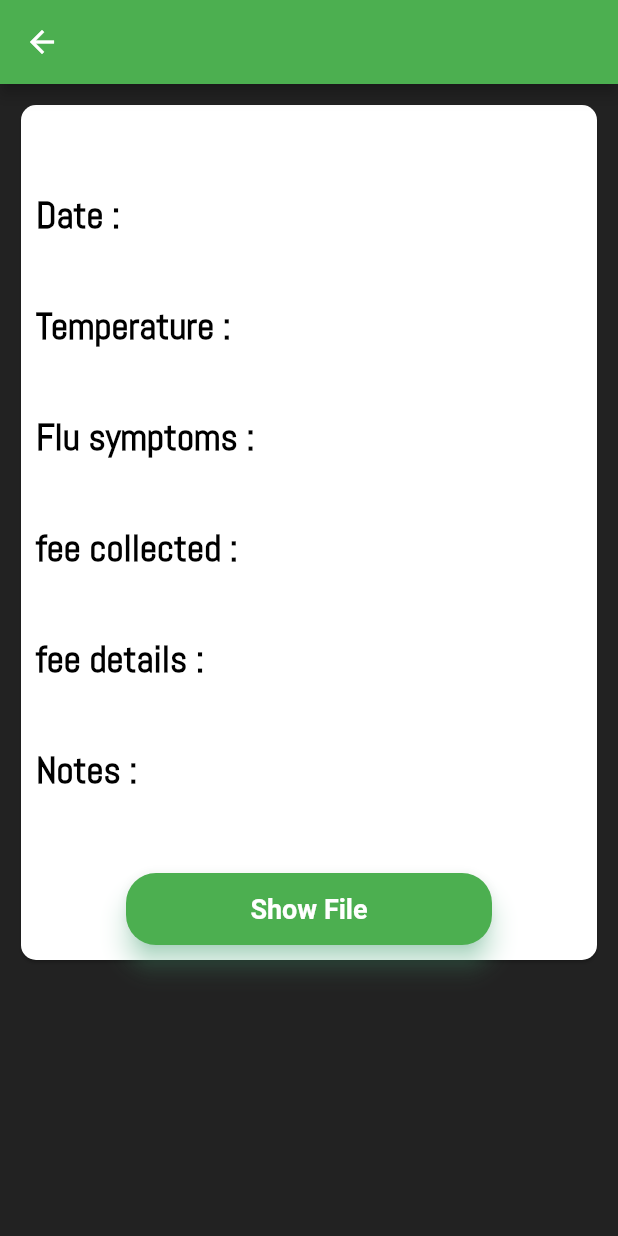
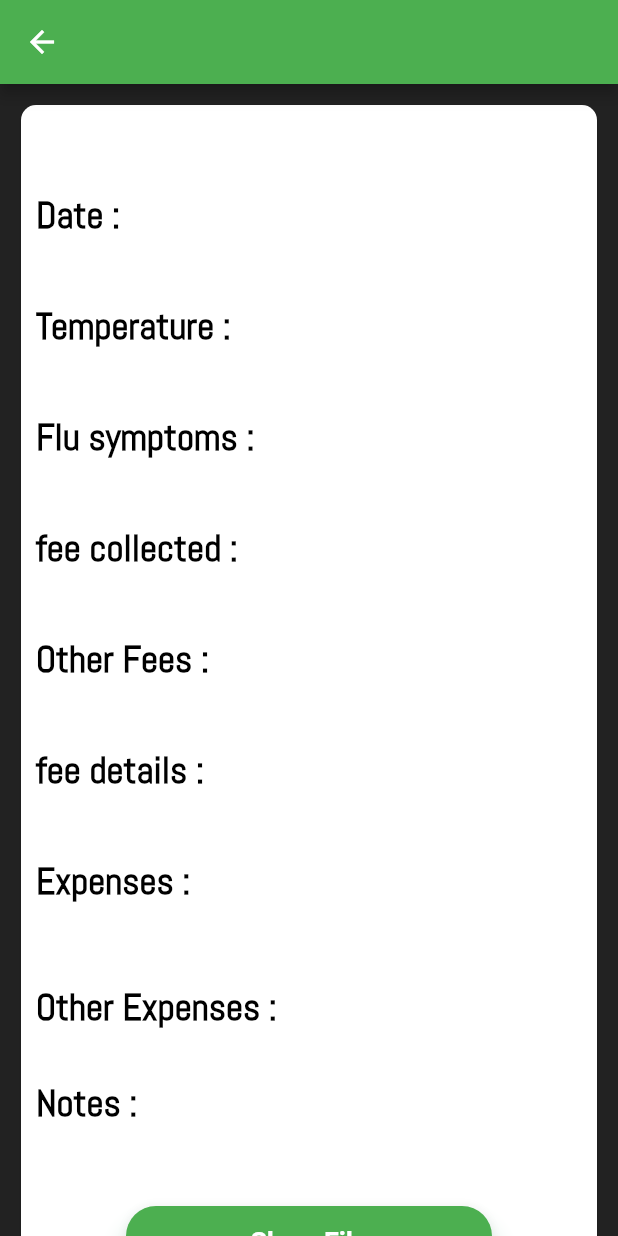
Before and after one commit to mit112/nakshatra_hospital_management, a Flutter app: the ReportDetailScreen screen opened directly with empty values, on a phone screen of 412 x 824 dp. Run offline on Flutter 3.47's test engine with Material 2 defaults, Android fonts, the phone set to English and light mode, and no system bars; drawn by our look-alikes of bouncing_widget; our stand-ins replace cloud_firestore, connectivity, date_time_picker, file_picker, firebase_auth, firebase_core and 6 more; accounts and stored records are empty.

Commit message:
Fixed the code from breaking on Null values

```diff
--- a/lib/screens/patient_detail_screen.dart
+++ b/lib/screens/patient_detail_screen.dart
@@ -25,6 +25,16 @@ class _PatientDetailScreenState extends State<PatientDetailScreen> {
 
   double _scaleFactor = 1.0;
   bool stayOnBottom = false;
+  String pNumber;
+  String pAddress;
+
+  @override
+  void initState() {
+    // TODO: implement initState
+    super.initState();
+    pNumber = widget.post.data()['Number'] ?? 'N/A';
+    pAddress = widget.post.data()['Address'] ?? 'N/A';
+  }
 
   @override
   Widget build(BuildContext context) {
@@ -76,7 +86,7 @@ class _PatientDetailScreenState extends State<PatientDetailScreen> {
                               style: kBoldStyle,
                             ),
                             Text(
-                              widget.post.data()['Number'],
+                              pNumber,
                               style: kMyStyle,
                             ),
                           ],
@@ -92,7 +102,7 @@ class _PatientDetailScreenState extends State<PatientDetailScreen> {
                               style: kBoldStyle,
                             ),
                             Text(
-                              widget.post.data()['Address'],
+                              pAddress,
                               style: kMyStyle,
                             ),
                           ],
--- a/lib/screens/report_detail_screen.dart
+++ b/lib/screens/report_detail_screen.dart
@@ -32,10 +32,14 @@ class ReportDetailScreen extends StatefulWidget {
 
 class _ReportDetailScreenState extends State<ReportDetailScreen> {
 
-  String notes = '';
+  String notes;
   double _scaleFactor = 1.0;
   bool stayOnBottom = false;
   String filePath;
+  String expenses;
+  String otherFees;
+  String otherExpenses;
+
 
   Future<String> downloadFile(String firebaseReference) async {
 
@@ -64,7 +68,9 @@ class _ReportDetailScreenState extends State<ReportDetailScreen> {
     super.initState();
     print('${widget.post.data()['file name']}');
     notes = widget.post.data()['notes'] ?? 'N/A';
-
+    expenses = widget.post.data()['expenses'] ?? 'N/A';
+    otherExpenses = widget.post.data()['other expenses'] ?? 'N/A';
+    otherFees = widget.post.data()['other fees'] ?? 'N/A';
 
   }
   @override
@@ -177,6 +183,22 @@ class _ReportDetailScreenState extends State<ReportDetailScreen> {
                           crossAxisAlignment: CrossAxisAlignment.start,
                           children: [
                             Text(
+                              'Other Fees : ',
+                              style: kBoldStyle,
+                            ),
+                            Text(
+                              otherFees,
+                              style: kMyStyle,
+                            ),
+                          ],
+                        ),
+                        SizedBox(
+                          height: 10.0,
+                        ),
+                        Column(
+                          crossAxisAlignment: CrossAxisAlignment.start,
+                          children: [
+                            Text(
                               'fee details : ',
                               style: kBoldStyle,
                             ),
@@ -188,6 +210,38 @@ class _ReportDetailScreenState extends State<ReportDetailScreen> {
                         ),
                         SizedBox(
                           height: 10.0,
+                        ),
+                        Column(
+                          crossAxisAlignment: CrossAxisAlignment.start,
+                          children: [
+                            Text(
+                              'Expenses : ',
+                              style: kBoldStyle,
+                            ),
+                            Text(
+                              widget.post.data()['expenses'],
+                              style: kMyStyle,
+                            ),
+                          ],
+                        ),
+                        SizedBox(
+                          height: 10.0,
+                        ),
+                        SizedBox(
+                          height: 10.0,
+                        ),
+                        Column(
+                          crossAxisAlignment: CrossAxisAlignment.start,
+                          children: [
+                            Text(
+                              'Other Expenses : ',
+                              style: kBoldStyle,
+                            ),
+                            Text(
+                              otherExpenses,
+                              style: kMyStyle,
+                            ),
+                          ],
                         ),
                         Column(
                           crossAxisAlignment: CrossAxisAlignment.start,
```
